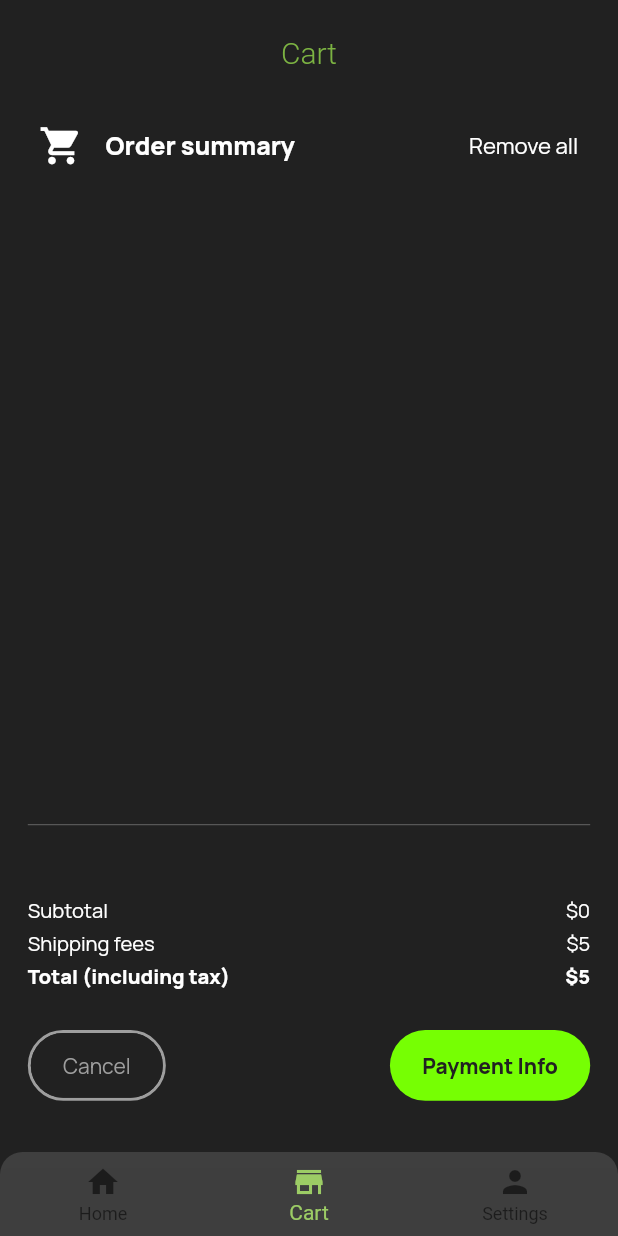
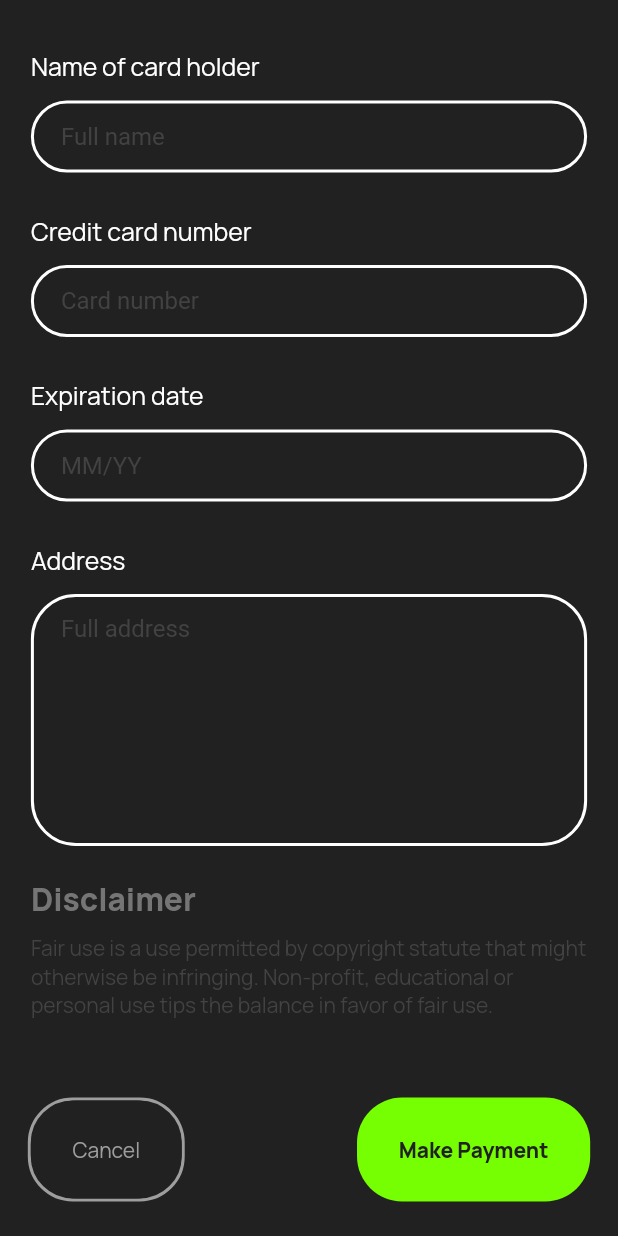
Before and after one commit to Magynon/ALBOOM, a Flutter app: the screen it shows after launch, item 2 of the bottom bar chosen, after a tap on "Payment Info", on a phone screen of 412 x 824 dp. Run offline on Flutter 3.47's test engine with Material 2 defaults, Android fonts, the light colour scheme and no system bars; our stand-ins replace share.

Commit message:
Almost done with the payment dialog.

```diff
--- a/lib/actions/settingsActions.dart
+++ /dev/null
@@ -1,22 +0,0 @@
-import 'package:app/screens/creditsScreen.dart';
-import 'package:flutter/material.dart';
-
-executeCommand(BuildContext context, String command) {
-  switch (command) {
-    case 'themeChange':
-      themeChange(context);
-      break;
-    case 'creditsDialog':
-      creditsDialog(context);
-      break;
-  }
-}
-
-themeChange(BuildContext context) {}
-
-creditsDialog(BuildContext context) {
-  WidgetsBinding.instance!.addPostFrameCallback((_) => Navigator.push(
-        context,
-        MaterialPageRoute(builder: (context) => Credits()),
-      ));
-}
--- a/lib/screens/buyAlbum_landscape.dart
+++ b/lib/screens/buyAlbum_landscape.dart
@@ -97,7 +97,6 @@ class _BuyScreenLandscapeState extends State<BuyScreenLandscape> {
 
     double albumArtHeight = localHeight * 0.35;
     double albumDetailsHeight = localHeight * 0.2;
-    double buttonsHeight = localHeight * 0.15;
 
     return Wrap(
       direction: Axis.horizontal,
@@ -108,8 +107,10 @@ class _BuyScreenLandscapeState extends State<BuyScreenLandscape> {
           child: Row(
             // mainAxisAlignment: MainAxisAlignment.spaceBetween,
             children: [
-              Container(
-                width: screenWidth * 0.33,
+              Padding(
+                padding: EdgeInsets.only(left: screenWidth * 0.03),
+                child: Container(
+                  width: screenWidth * 0.3,
                   height: localHeight * 0.8,
                   alignment: Alignment.centerRight,
                   // color: Colors.blueGrey,
@@ -117,6 +118,7 @@ class _BuyScreenLandscapeState extends State<BuyScreenLandscape> {
                     borderRadius: BorderRadius.circular(30),
                     child: Image.asset(
                       widget.albumObj.coverArt,
+                    ),
                   ),
                 ),
               ),
--- a/lib/screens/cart_screen.dart
+++ b/lib/screens/cart_screen.dart
@@ -1,5 +1,15 @@
 import 'package:app/Objects/cartItem.dart';
+import 'package:app/screens/checkout_screen.dart';
 import 'package:flutter/material.dart';
+import 'package:flutter/services.dart';
+
+void checkoutDialog(BuildContext context, ListOfCartItems itemList) {
+  WidgetsBinding.instance!.addPostFrameCallback((_) => Navigator.push(
+        context,
+        MaterialPageRoute(
+            builder: (context) => CheckoutDialog(itemList: itemList)),
+      ));
+}
 
 class CartScreen extends StatefulWidget {
   final ListOfCartItems itemList;
@@ -11,8 +21,26 @@ class CartScreen extends StatefulWidget {
 
 class _CartScreenState extends State<CartScreen> {
   @override
+  void initState() {
+    super.initState();
+    SystemChrome.setPreferredOrientations([
+      DeviceOrientation.portraitUp,
+    ]);
+  }
+
+  @override
+  dispose() {
+    SystemChrome.setPreferredOrientations([
+      DeviceOrientation.landscapeRight,
+      DeviceOrientation.landscapeLeft,
+      DeviceOrientation.portraitUp,
+    ]);
+    super.dispose();
+  }
+
+  @override
   Widget build(BuildContext context) {
-    double screenHeight = MediaQuery.of(context).size.height - 70 - 80;
+    double screenHeight = MediaQuery.of(context).size.height - 70 - 60;
     double screenWidth = MediaQuery.of(context).size.width * 0.9;
 
     for (int i = 0; i < widget.itemList.listOfItems.length; i++) {
@@ -32,6 +60,7 @@ class _CartScreenState extends State<CartScreen> {
             children: [
               // subtitle
               Container(
+                // color: Colors.yellow,
                 height: screenHeight * 0.08,
                 child: subtitle(screenHeight * 0.08, screenWidth),
               ),
@@ -49,10 +78,10 @@ class _CartScreenState extends State<CartScreen> {
 
               // final price
               Container(
-                height: screenHeight * 0.2,
+                height: screenHeight * 0.17,
                 // color: Colors.blue,
                 child: TotalPrice(
-                  sectionHeight: screenHeight * 0.2,
+                  sectionHeight: screenHeight * 0.17,
                   screenWidth: screenWidth,
                   itemList: widget.itemList,
                 ),
@@ -60,15 +89,10 @@ class _CartScreenState extends State<CartScreen> {
 
               // buttons
               Container(
-                height: screenHeight * 0.1,
+                height: screenHeight * 0.13,
                 // color: Colors.pink,
-                child: Row(
-                  mainAxisAlignment: MainAxisAlignment.spaceBetween,
-                  children: [
-                    cancelButton(screenHeight * 0.1, screenWidth),
-                    paymentButton(screenHeight * 0.1, screenWidth),
-                  ],
-                ),
+                child: Center(
+                    child: paymentButton(screenHeight * 0.1, screenWidth)),
               ),
             ],
           ),
@@ -179,9 +203,10 @@ class _CartScreenState extends State<CartScreen> {
                   width: rightSideWidth,
                   alignment: Alignment.center,
                   child: Row(
-                    mainAxisAlignment: MainAxisAlignment.center,
+                    mainAxisAlignment: MainAxisAlignment.end,
                     children: [
                       IconButton(
+                        iconSize: rightSideWidth * 0.2,
                         padding: EdgeInsets.zero,
                         onPressed: () {
                           setState(() {
@@ -203,6 +228,7 @@ class _CartScreenState extends State<CartScreen> {
                       ),
                       IconButton(
                         padding: EdgeInsets.zero,
+                        iconSize: rightSideWidth * 0.2,
                         onPressed: () {
                           setState(() {
                             widget.itemList.addItemToList(
@@ -248,12 +274,15 @@ class _CartScreenState extends State<CartScreen> {
           height: sectionHeight,
           width: screenWidth * 0.5,
           child: Row(
-            mainAxisAlignment: MainAxisAlignment.spaceAround,
+            mainAxisAlignment: MainAxisAlignment.start,
             children: [
-              Icon(
+              Padding(
+                padding: EdgeInsets.only(right: screenWidth * 0.02),
+                child: Icon(
                   Icons.shopping_cart,
                   color: Colors.white,
-                size: screenWidth * 0.08,
+                  size: sectionHeight * 0.5,
+                ),
               ),
               Text(
                 "Order summary",
@@ -261,7 +290,7 @@ class _CartScreenState extends State<CartScreen> {
                   color: Colors.white,
                   fontWeight: FontWeight.w800,
                   fontFamily: 'Manrope',
-                  fontSize: screenWidth * 0.045,
+                  fontSize: sectionHeight * 0.3,
                 ),
               ),
             ],
@@ -273,6 +302,14 @@ class _CartScreenState extends State<CartScreen> {
           height: sectionHeight,
           alignment: Alignment.centerRight,
           child: TextButton(
+            style: ButtonStyle(
+              overlayColor: widget.itemList.listOfItems.isEmpty
+                  ? MaterialStateColor.resolveWith(
+                      (states) => Colors.transparent)
+                  : MaterialStateColor.resolveWith(
+                      (states) => Colors.grey[800]!,
+                    ),
+            ),
             onPressed: () {
               setState(() {
                 widget.itemList.clearQueue();
@@ -281,10 +318,12 @@ class _CartScreenState extends State<CartScreen> {
             child: Text(
               "Remove all",
               style: TextStyle(
-                color: Colors.white,
+                color: widget.itemList.listOfItems.isEmpty
+                    ? Colors.grey[700]
+                    : Colors.white,
                 fontWeight: FontWeight.normal,
                 fontFamily: 'Manrope',
-                fontSize: screenWidth * 0.04,
+                fontSize: sectionHeight * 0.4,
               ),
               textAlign: TextAlign.right,
             ),
@@ -307,7 +346,7 @@ class _CartScreenState extends State<CartScreen> {
           backgroundColor: MaterialStateColor.resolveWith(
               (states) => Colors.lightGreenAccent[400]!),
         ),
-        onPressed: () => {},
+        onPressed: () => checkoutDialog(context, widget.itemList),
         child: Padding(
           padding: EdgeInsets.symmetric(horizontal: sectionHeight * 0.2),
           child: Text(
@@ -323,47 +362,10 @@ class _CartScreenState extends State<CartScreen> {
       ),
     );
   }
-
-  Widget cancelButton(double sectionHeight, double screenWidth) {
-    return Container(
-      decoration: BoxDecoration(
-        border: Border.all(
-          color: Colors.grey,
-          width: 2,
-        ),
-        borderRadius: BorderRadius.circular(30.0),
-      ),
-      height: sectionHeight * 0.7,
-      child: TextButton(
-        style: ButtonStyle(
-          shape: MaterialStateProperty.all<RoundedRectangleBorder>(
-            RoundedRectangleBorder(
-              borderRadius: BorderRadius.circular(30.0),
-            ),
-          ),
-          backgroundColor: MaterialStateColor.resolveWith(
-              (states) => Theme.of(context).primaryColor),
-        ),
-        onPressed: () => {},
-        child: Padding(
-          padding: EdgeInsets.symmetric(horizontal: sectionHeight * 0.2),
-          child: Text(
-            'Cancel',
-            style: TextStyle(
-              color: Colors.grey,
-              fontWeight: FontWeight.normal,
-              fontFamily: 'Manrope',
-              // fontSize: 20,
-            ),
-          ),
-        ),
-      ),
-    );
-  }
 }
 
 class TotalPrice extends StatefulWidget {
-  double sectionHeight, screenWidth;
+  final double sectionHeight, screenWidth;
   final ListOfCartItems itemList;
   TotalPrice({
     Key? key,
@@ -391,11 +393,13 @@ class _TotalPriceState extends State<TotalPrice> {
       fontFamily: 'Manrope',
       fontSize: widget.sectionHeight * 0.1,
     );
-    return Column(
+    return Container(
+      // color: Colors.yellow,
+      child: Column(
         children: [
           Padding(
             padding: EdgeInsets.only(
-            bottom: widget.sectionHeight * 0.3,
+              bottom: widget.sectionHeight * 0.27,
             ),
             child: Divider(color: Colors.white30),
           ),
@@ -431,9 +435,7 @@ class _TotalPriceState extends State<TotalPrice> {
               ],
             ),
           ),
-        Padding(
-          padding: EdgeInsets.only(bottom: widget.sectionHeight * 0.03),
-          child: Row(
+          Row(
             mainAxisAlignment: MainAxisAlignment.spaceBetween,
             children: [
               Text(
@@ -446,8 +448,8 @@ class _TotalPriceState extends State<TotalPrice> {
               ),
             ],
           ),
+        ],
       ),
-      ],
     );
   }
 }
--- /dev/null
+++ b/lib/screens/checkout_screen.dart
@@ -0,0 +1,357 @@
+import 'package:app/Objects/cartItem.dart';
+import 'package:flutter/material.dart';
+import 'package:flutter/services.dart';
+
+class CheckoutDialog extends StatefulWidget {
+  final ListOfCartItems itemList;
+  CheckoutDialog({Key? key, required this.itemList}) : super(key: key);
+
+  @override
+  _CheckoutDialogState createState() => _CheckoutDialogState();
+}
+
+class _CheckoutDialogState extends State<CheckoutDialog> {
+  final holderName = TextEditingController();
+  final cardNumber = TextEditingController();
+  final expirationDate = TextEditingController();
+  final fullAddress = TextEditingController();
+
+  @override
+  void initState() {
+    super.initState();
+    SystemChrome.setPreferredOrientations([
+      DeviceOrientation.portraitUp,
+    ]);
+  }
+
+  @override
+  dispose() {
+    SystemChrome.setPreferredOrientations([
+      DeviceOrientation.landscapeRight,
+      DeviceOrientation.landscapeLeft,
+      DeviceOrientation.portraitUp,
+    ]);
+    holderName.dispose();
+    cardNumber.dispose();
+    expirationDate.dispose();
+    fullAddress.dispose();
+    super.dispose();
+  }
+
+  @override
+  Widget build(BuildContext context) {
+    double screenHeight = MediaQuery.of(context).size.height;
+    double screenWidth = MediaQuery.of(context).size.width * 0.9;
+
+    return GestureDetector(
+      onTap: () {
+        FocusScopeNode currentFocus = FocusScope.of(context);
+
+        if (!currentFocus.hasPrimaryFocus) {
+          currentFocus.unfocus();
+        }
+      },
+      child: Scaffold(
+        body: SafeArea(
+          child: Padding(
+            padding: EdgeInsets.only(
+              left: screenWidth * 0.05,
+              right: screenWidth * 0.05,
+              top: screenHeight * 0.04,
+              bottom: screenHeight * 0.02,
+            ),
+            child: Column(
+              children: [
+                // forms
+                Container(
+                  // color: Colors.green,
+                  height: screenHeight * 0.67,
+                  width: screenWidth,
+                  child: forms(screenHeight * 0.67, screenWidth, holderName,
+                      cardNumber, expirationDate, fullAddress),
+                ),
+
+                // disclaimer
+                Container(
+                  height: screenHeight * 0.17,
+                  width: screenWidth,
+                  // color: Colors.blue,
+                  child: disclaimer(screenHeight * 0.17, screenWidth),
+                ),
+
+                // buttons
+                Container(
+                  height: screenHeight * 0.1,
+                  // color: Colors.pink,
+                  child: Row(
+                    mainAxisAlignment: MainAxisAlignment.spaceBetween,
+                    crossAxisAlignment: CrossAxisAlignment.center,
+                    children: [
+                      cancelButton(screenHeight * 0.12, screenWidth),
+                      paymentButton(screenHeight * 0.12, screenWidth,
+                          holderName, cardNumber, expirationDate, fullAddress),
+                    ],
+                  ),
+                ),
+              ],
+            ),
+          ),
+        ),
+      ),
+    );
+  }
+
+  Widget forms(
+      double sectionHeight,
+      double screenWidth,
+      TextEditingController holderName,
+      TextEditingController cardNumber,
+      TextEditingController expirationDate,
+      TextEditingController fullAddress) {
+    TextStyle style = TextStyle(
+      color: Colors.white,
+      fontFamily: "Manrope",
+      fontSize: sectionHeight * 0.03,
+    );
+    return Column(
+      crossAxisAlignment: CrossAxisAlignment.start,
+      children: [
+        Text(
+          "Name of card holder",
+          style: style,
+        ),
+        Padding(
+          padding: EdgeInsets.only(
+            top: sectionHeight * 0.02,
+            bottom: sectionHeight * 0.05,
+          ),
+          child: TextField(
+            controller: holderName,
+            style: TextStyle(
+              color: Colors.white,
+            ),
+            decoration: InputDecoration(
+              enabledBorder: OutlineInputBorder(
+                borderSide: BorderSide(color: Colors.white, width: 2.0),
+                borderRadius: BorderRadius.circular(30),
+              ),
+              focusedBorder: OutlineInputBorder(
+                borderSide: BorderSide(color: Colors.white, width: 3.0),
+                borderRadius: BorderRadius.circular(30),
+              ),
+              hintText: 'Full name',
+              hintStyle: TextStyle(
+                color: Colors.grey[800],
+              ),
+              contentPadding: EdgeInsets.only(left: 20.0),
+            ),
+          ),
+        ),
+        Text(
+          "Credit card number",
+          style: style,
+        ),
+        Padding(
+          padding: EdgeInsets.only(
+            top: sectionHeight * 0.02,
+            bottom: sectionHeight * 0.05,
+          ),
+          child: TextField(
+            controller: cardNumber,
+            style: TextStyle(
+              color: Colors.white,
+            ),
+            decoration: InputDecoration(
+              enabledBorder: OutlineInputBorder(
+                borderSide: BorderSide(color: Colors.white, width: 2.0),
+                borderRadius: BorderRadius.circular(30),
+              ),
+              focusedBorder: OutlineInputBorder(
+                borderSide: BorderSide(color: Colors.white, width: 3.0),
+                borderRadius: BorderRadius.circular(30),
+              ),
+              hintText: 'Card number',
+              hintStyle: TextStyle(
+                color: Colors.grey[800],
+              ),
+              contentPadding: EdgeInsets.only(left: 20.0),
+            ),
+          ),
+        ),
+        Text(
+          "Expiration date",
+          style: style,
+        ),
+        Padding(
+          padding: EdgeInsets.only(
+            top: sectionHeight * 0.02,
+            bottom: sectionHeight * 0.05,
+          ),
+          child: TextField(
+            controller: expirationDate,
+            style: TextStyle(
+              color: Colors.white,
+            ),
+            decoration: InputDecoration(
+              enabledBorder: OutlineInputBorder(
+                borderSide: BorderSide(color: Colors.white, width: 2.0),
+                borderRadius: BorderRadius.circular(30),
+              ),
+              focusedBorder: OutlineInputBorder(
+                borderSide: BorderSide(color: Colors.white, width: 3.0),
+                borderRadius: BorderRadius.circular(30),
+              ),
+              hintText: 'MM/YY',
+              hintStyle: TextStyle(
+                color: Colors.grey[800],
+              ),
+              contentPadding: EdgeInsets.only(left: 20.0),
+            ),
+          ),
+        ),
+        Text(
+          "Address",
+          style: style,
+        ),
+        Padding(
+          padding: EdgeInsets.only(
+            top: sectionHeight * 0.02,
+          ),
+          child: TextField(
+            controller: fullAddress,
+            textAlignVertical: TextAlignVertical.top,
+            style: TextStyle(
+              color: Colors.white,
+            ),
+            decoration: InputDecoration(
+              enabledBorder: OutlineInputBorder(
+                borderSide: BorderSide(color: Colors.white, width: 2.0),
+                borderRadius: BorderRadius.circular(30),
+              ),
+              focusedBorder: OutlineInputBorder(
+                borderSide: BorderSide(color: Colors.white, width: 3.0),
+                borderRadius: BorderRadius.circular(30),
+              ),
+              hintText: 'Full address',
+              hintStyle: TextStyle(
+                color: Colors.grey[800],
+              ),
+              contentPadding: EdgeInsets.only(
+                  top: 14, left: 20.0, bottom: sectionHeight * 0.27 - 14),
+            ),
+          ),
+        ),
+      ],
+    );
+  }
+
+  Widget disclaimer(double sectionHeight, double screenWidth) {
+    return Column(
+      crossAxisAlignment: CrossAxisAlignment.start,
+      mainAxisAlignment: MainAxisAlignment.start,
+      children: [
+        Padding(
+          padding: EdgeInsets.only(bottom: sectionHeight * 0.06),
+          child: Text(
+            "Disclaimer",
+            style: TextStyle(
+              color: Colors.grey[600],
+              fontFamily: "Manrope",
+              fontWeight: FontWeight.w800,
+              fontSize: sectionHeight * 0.15,
+            ),
+          ),
+        ),
+        Text(
+          """Fair use is a use permitted by copyright statute that might otherwise be infringing. Non-profit, educational or personal use tips the balance in favor of fair use.""",
+          style: TextStyle(
+            color: Colors.grey[800],
+            fontFamily: "Manrope",
+            fontWeight: FontWeight.normal,
+            fontSize: sectionHeight * 0.1,
+          ),
+        )
+      ],
+    );
+  }
+
+  Widget paymentButton(
+      double sectionHeight,
+      double screenWidth,
+      TextEditingController holderName,
+      TextEditingController cardNumber,
+      TextEditingController expirationDate,
+      TextEditingController fullAddress) {
+    return Container(
+      height: sectionHeight * 0.7,
+      child: TextButton(
+        style: ButtonStyle(
+          shape: MaterialStateProperty.all<RoundedRectangleBorder>(
+            RoundedRectangleBorder(
+              borderRadius: BorderRadius.circular(30.0),
+            ),
+          ),
+          backgroundColor: MaterialStateColor.resolveWith(
+              (states) => Colors.lightGreenAccent[400]!),
+        ),
+        onPressed: () {
+          print("Name: " + holderName.text);
+          print("Card: " + cardNumber.text);
+          print("Date: " + expirationDate.text);
+          print("Address: " + fullAddress.text);
+          setState(() {
+            widget.itemList.clearQueue();
+          });
+          Navigator.pop(context);
+        },
+        child: Padding(
+          padding: EdgeInsets.symmetric(horizontal: sectionHeight * 0.2),
+          child: Text(
+            'Make Payment',
+            style: TextStyle(
+              color: Theme.of(context).primaryColor,
+              fontWeight: FontWeight.w800,
+              fontFamily: 'Manrope',
+            ),
+          ),
+        ),
+      ),
+    );
+  }
+
+  Widget cancelButton(double sectionHeight, double screenWidth) {
+    return Container(
+      decoration: BoxDecoration(
+        border: Border.all(
+          color: Colors.grey,
+          width: 2,
+        ),
+        borderRadius: BorderRadius.circular(30.0),
+      ),
+      height: sectionHeight * 0.7,
+      child: TextButton(
+        style: ButtonStyle(
+          shape: MaterialStateProperty.all<RoundedRectangleBorder>(
+            RoundedRectangleBorder(
+              borderRadius: BorderRadius.circular(30.0),
+            ),
+          ),
+          backgroundColor: MaterialStateColor.resolveWith(
+              (states) => Theme.of(context).primaryColor),
+        ),
+        onPressed: () => {Navigator.pop(context)},
+        child: Padding(
+          padding: EdgeInsets.symmetric(horizontal: sectionHeight * 0.2),
+          child: Text(
+            'Cancel',
+            style: TextStyle(
+              color: Colors.grey,
+              fontWeight: FontWeight.normal,
+              fontFamily: 'Manrope',
+            ),
+          ),
+        ),
+      ),
+    );
+  }
+}
--- a/lib/screens/settings_screen.dart
+++ b/lib/screens/settings_screen.dart
@@ -1,5 +1,25 @@
-import 'package:app/actions/settingsActions.dart';
 import 'package:flutter/material.dart';
+import 'creditsScreen.dart';
+
+executeCommand(BuildContext context, String command) {
+  switch (command) {
+    case 'themeChange':
+      themeChange(context);
+      break;
+    case 'creditsDialog':
+      creditsDialog(context);
+      break;
+  }
+}
+
+themeChange(BuildContext context) {}
+
+creditsDialog(BuildContext context) {
+  WidgetsBinding.instance!.addPostFrameCallback((_) => Navigator.push(
+        context,
+        MaterialPageRoute(builder: (context) => Credits()),
+      ));
+}
 
 class SettingsScreen extends StatefulWidget {
   const SettingsScreen({Key? key}) : super(key: key);
@@ -100,7 +120,7 @@ class _SettingsScreenState extends State<SettingsScreen> {
               children: [
                 Icon(
                   iconOptions.elementAt(index),
-                  color: Colors.greenAccent[100],
+                  color: Colors.pink,
                 ),
                 Padding(
                   padding: EdgeInsets.only(left: screenWidth * 0.03),
```
Also changed, not shown: 1 other file. Lines whose indentation alone changed are shown as unchanged.
